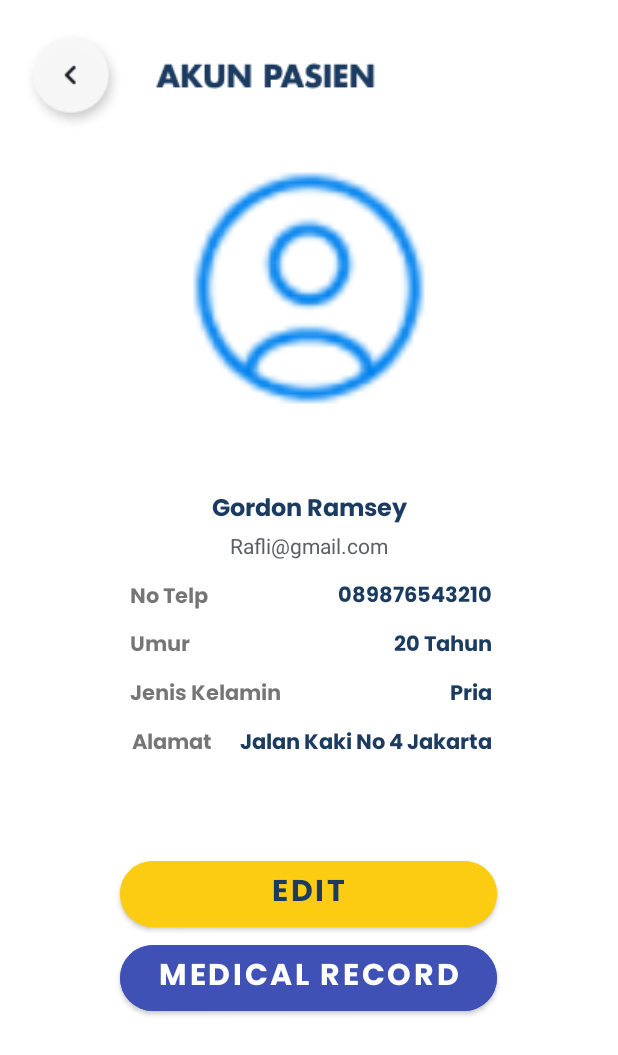
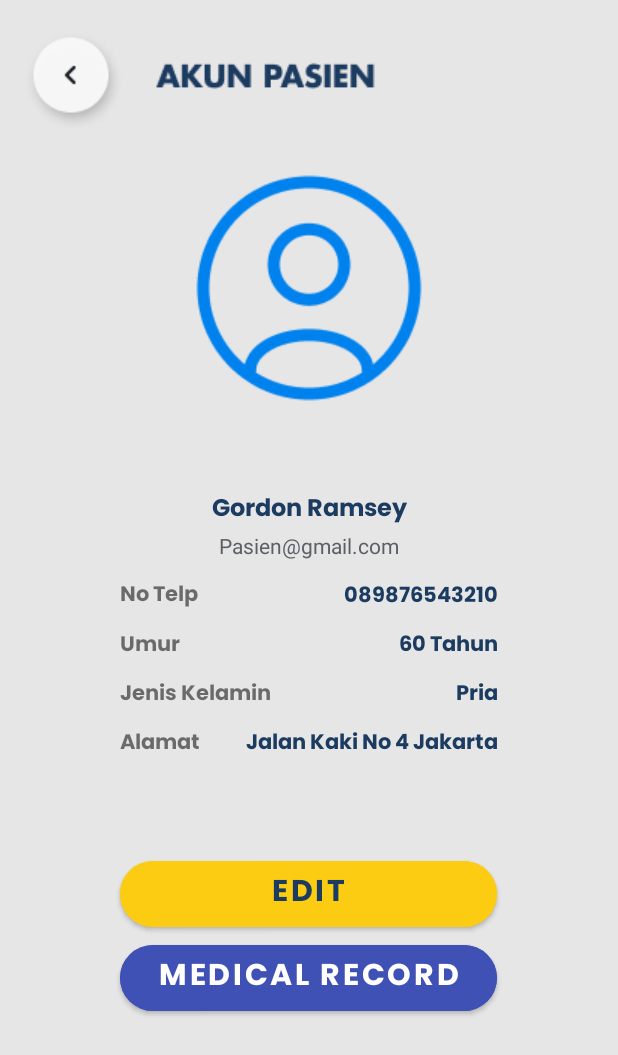
Before and after one commit to MRafliS71/Kelompok-3_Mobile-Application-New-, an Android app: the PasienPageActivity screen opened directly, with no data from a screen before it, after a tap on "Gordon Ramsey", on a phone screen of 412 x 824 dp. Shown: the top 1055 px of the screen. Run offline under Robolectric (Android 15) with nearby library versions, the phone set to English and light mode, and no system bars.

Commit message:
ghiyats 2.1
update UI

```diff
--- a/KerabatApplication/app/src/main/java/com/kelompok3/fallhuge/MedicalRecordActivity.java
+++ b/KerabatApplication/app/src/main/java/com/kelompok3/fallhuge/MedicalRecordActivity.java
@@ -21,6 +21,7 @@ public class MedicalRecordActivity extends AppCompatActivity {
     protected void onCreate(Bundle savedInstanceState) {
         super.onCreate(savedInstanceState);
         setContentView(R.layout.activity_medical_record);
+        getSupportActionBar().hide();
 
         backButton = findViewById(R.id.back_buttonMedical);
         backButton.setOnClickListener(new View.OnClickListener() {
--- a/KerabatApplication/app/src/main/java/com/kelompok3/fallhuge/PasienPageActivity.java
+++ b/KerabatApplication/app/src/main/java/com/kelompok3/fallhuge/PasienPageActivity.java
@@ -30,14 +30,14 @@ public class PasienPageActivity extends AppCompatActivity implements InterfacePa
         RecyclerView recyclerView = findViewById(R.id.rvPasien);
 
 //        public List<ClassPasien> pasien = new ArrayList<>();
-        pasien.add(new ClassPasien("Gordon Ramsey", R.drawable.ppacount_default));
+        pasien.add(new ClassPasien("Gordon Ramsey", R.drawable.user));
         pasien.add(new ClassPasien("Ronaldo", R.drawable.ppexample));
         pasien.add(new ClassPasien("Mas Juki", R.drawable.ppexample));
-        pasien.add(new ClassPasien("Kelompok 3 MobApp", R.drawable.ppacount_default));
-        pasien.add(new ClassPasien("Kece banget", R.drawable.ppacount_default));
+        pasien.add(new ClassPasien("Kelompok 3 MobApp", R.drawable.user));
+        pasien.add(new ClassPasien("Kece banget", R.drawable.user));
         pasien.add(new ClassPasien("Mantap pisan brow", R.drawable.ppexample));
         pasien.add(new ClassPasien("Mantap pisan brow", R.drawable.ppexample));
-        pasien.add(new ClassPasien("Mantap pisan brow", R.drawable.ppacount_default));
+        pasien.add(new ClassPasien("Mantap pisan brow", R.drawable.user));
 
         recyclerView.setLayoutManager(new LinearLayoutManager(this));
         recyclerView.setAdapter(new AdapterPasien(getApplicationContext(),pasien, this));
--- a/KerabatApplication/app/src/main/res/layout/activity_medical_record.xml
+++ b/KerabatApplication/app/src/main/res/layout/activity_medical_record.xml
@@ -4,6 +4,7 @@
     xmlns:tools="http://schemas.android.com/tools"
     android:layout_width="match_parent"
     android:layout_height="match_parent"
+    android:background="#E6E6E6"
     tools:context=".MedicalRecordActivity">
 
     <ScrollView
--- a/KerabatApplication/app/src/main/res/layout/activity_notification_page.xml
+++ b/KerabatApplication/app/src/main/res/layout/activity_notification_page.xml
@@ -4,7 +4,7 @@
     xmlns:tools="http://schemas.android.com/tools"
     android:layout_width="match_parent"
     android:layout_height="match_parent"
-    android:background="#EDEEF3"
+    android:background="#E6E6E6"
     tools:context=".NotificationPageActivity">
 
     <ImageButton
--- a/KerabatApplication/app/src/main/res/layout/activity_pasien_page.xml
+++ b/KerabatApplication/app/src/main/res/layout/activity_pasien_page.xml
@@ -5,6 +5,7 @@
     android:id="@+id/frameLayout3"
     android:layout_width="match_parent"
     android:layout_height="match_parent"
+    android:background="#E6E6E6"
     tools:context=".PasienPageActivity">
 
         <androidx.constraintlayout.widget.ConstraintLayout
--- a/KerabatApplication/app/src/main/res/layout/activity_profilepatient_page.xml
+++ b/KerabatApplication/app/src/main/res/layout/activity_profilepatient_page.xml
@@ -5,6 +5,7 @@
     android:id="@+id/frameLayout4"
     android:layout_width="match_parent"
     android:layout_height="match_parent"
+    android:background="#E6E6E6"
     tools:context=".ProfilePatientPageActivity">
 
     <!-- TODO: Update blank fragment layout -->
@@ -45,7 +46,7 @@
                 android:layout_height="188dp"
                 android:layout_marginTop="10dp"
                 android:layout_marginBottom="20dp"
-                android:src="@drawable/ppacount_default"
+                android:src="@drawable/user"
                 app:layout_constraintBottom_toTopOf="@+id/nameAccount"
                 app:layout_constraintEnd_toEndOf="parent"
                 app:layout_constraintStart_toStartOf="parent"
@@ -71,7 +72,7 @@
                 android:layout_width="wrap_content"
                 android:layout_height="wrap_content"
                 android:layout_marginBottom="12dp"
-                android:text="Rafli@gmail.com"
+                android:text="Pasien@gmail.com"
                 android:textColor="#5C6066"
                 app:layout_constraintBottom_toTopOf="@+id/noTlpAccount"
                 app:layout_constraintEnd_toEndOf="parent"
@@ -82,56 +83,52 @@
                 android:id="@+id/tvNoTelp"
                 android:layout_width="wrap_content"
                 android:layout_height="wrap_content"
+                android:layout_marginStart="80dp"
                 android:fontFamily="@font/poppins_bold"
                 android:text="No Telp"
                 app:layout_constraintBottom_toTopOf="@+id/tvUmur"
-                app:layout_constraintEnd_toStartOf="@+id/noTlpAccount"
-                app:layout_constraintHorizontal_bias="0.5"
                 app:layout_constraintStart_toStartOf="parent"
                 app:layout_constraintTop_toBottomOf="@+id/emailAccount"
-                app:layout_constraintVertical_bias="0.619" />
+                app:layout_constraintVertical_bias="0.571" />
 
             <TextView
                 android:id="@+id/tvUmur"
                 android:layout_width="wrap_content"
                 android:layout_height="wrap_content"
+                android:layout_marginStart="80dp"
                 android:layout_marginBottom="8dp"
                 android:fontFamily="@font/poppins_bold"
                 android:text="Umur"
                 app:layout_constraintBottom_toTopOf="@+id/tvGender"
-                app:layout_constraintEnd_toStartOf="@+id/ageAccount"
-                app:layout_constraintHorizontal_bias="0.389"
                 app:layout_constraintStart_toStartOf="parent" />
 
             <TextView
                 android:id="@+id/tvGender"
                 android:layout_width="wrap_content"
                 android:layout_height="wrap_content"
+                android:layout_marginStart="80dp"
                 android:layout_marginBottom="8dp"
                 android:fontFamily="@font/poppins_bold"
                 android:text="Jenis Kelamin"
                 app:layout_constraintBottom_toTopOf="@+id/tvAddres"
-                app:layout_constraintEnd_toStartOf="@+id/genderAccount"
-                app:layout_constraintHorizontal_bias="0.436"
                 app:layout_constraintStart_toStartOf="parent" />
 
             <TextView
                 android:id="@+id/tvAddres"
                 android:layout_width="wrap_content"
                 android:layout_height="wrap_content"
+                android:layout_marginStart="80dp"
                 android:layout_marginBottom="60dp"
                 android:fontFamily="@font/poppins_bold"
                 android:text="Alamat"
                 app:layout_constraintBottom_toTopOf="@+id/edit_Button"
-                app:layout_constraintEnd_toStartOf="@+id/addressAccount"
-                app:layout_constraintHorizontal_bias="0.826"
                 app:layout_constraintStart_toStartOf="parent" />
 
             <TextView
                 android:id="@+id/noTlpAccount"
                 android:layout_width="wrap_content"
                 android:layout_height="wrap_content"
-                android:layout_marginEnd="84dp"
+                android:layout_marginEnd="80dp"
                 android:layout_marginBottom="8dp"
                 android:fontFamily="@font/poppins_bold"
                 android:text="089876543210"
@@ -143,10 +140,10 @@
                 android:id="@+id/ageAccount"
                 android:layout_width="wrap_content"
                 android:layout_height="wrap_content"
-                android:layout_marginEnd="84dp"
+                android:layout_marginEnd="80dp"
                 android:layout_marginBottom="8dp"
                 android:fontFamily="@font/poppins_bold"
-                android:text="20 Tahun"
+                android:text="60 Tahun"
                 android:textColor="#1C3B60"
                 app:layout_constraintBottom_toTopOf="@+id/genderAccount"
                 app:layout_constraintEnd_toEndOf="parent" />
@@ -155,7 +152,7 @@
                 android:id="@+id/genderAccount"
                 android:layout_width="wrap_content"
                 android:layout_height="wrap_content"
-                android:layout_marginEnd="84dp"
+                android:layout_marginEnd="80dp"
                 android:layout_marginBottom="8dp"
                 android:fontFamily="@font/poppins_bold"
                 android:text="Pria"
@@ -167,7 +164,7 @@
                 android:id="@+id/addressAccount"
                 android:layout_width="wrap_content"
                 android:layout_height="wrap_content"
-                android:layout_marginEnd="84dp"
+                android:layout_marginEnd="80dp"
                 android:layout_marginBottom="60dp"
                 android:fontFamily="@font/poppins_bold"
                 android:text="Jalan Kaki No 4 Jakarta"
--- a/PasienApplication/app/src/main/res/layout/activity_pop_up_fall_detection.xml
+++ b/PasienApplication/app/src/main/res/layout/activity_pop_up_fall_detection.xml
@@ -58,14 +58,13 @@
 
     <ProgressBar
         android:id="@+id/progressBar"
+        style="?android:attr/progressBarStyle"
         android:layout_width="300dp"
         android:layout_height="300dp"
         android:layout_centerInParent="true"
         android:background="#00FFFFFF"
-        android:scaleType="fitXY"
-        style="?android:attr/progressBarStyle"
         android:indeterminateDrawable="@drawable/cpb"
-        />
+        android:scaleType="fitXY" />
 
     <TextView
         android:id="@+id/geserUntukBatal"
--- a/PasienApplication/app/src/main/res/layout/kerabat_row.xml
+++ b/PasienApplication/app/src/main/res/layout/kerabat_row.xml
@@ -21,8 +21,7 @@
             app:layout_constraintTop_toTopOf="parent"
             app:layout_constraintStart_toStartOf="parent"
             app:layout_constraintBottom_toBottomOf="parent"
-            android:layout_marginStart="10dp"
-            />
+            android:layout_marginStart="10dp" />
 
         <TextView
             android:id="@+id/nameKerabat"
```
Also changed, not shown: KerabatApplication/app/src/main/java/com/kelompok3/fallhuge/MedicalRecordPopUpActivity.java (+23 -0 lines), KerabatApplication/app/src/main/res/layout/activity_accountpage_kerabat.xml (+4 -4 lines), KerabatApplication/app/src/main/res/layout/activity_mainpage_kerabat.xml (+11 -9 lines).
